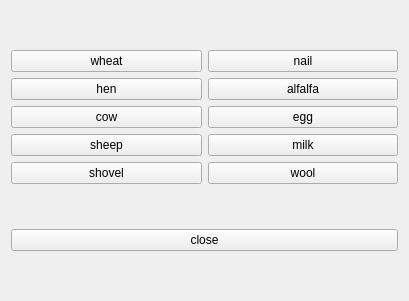
slotfi909/heyDay, file store.ui: the form before one commit.
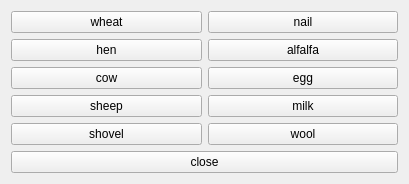
The form after the commit.

Commit message: debug store

What changed in the file:
```diff
--- a/store.ui
+++ b/store.ui
@@ -7,7 +7,7 @@
     <x>0</x>
     <y>0</y>
     <width>409</width>
-    <height>301</height>
+    <height>181</height>
    </rect>
   </property>
   <property name="windowTitle">
```
The commit also changes 1 other file.
